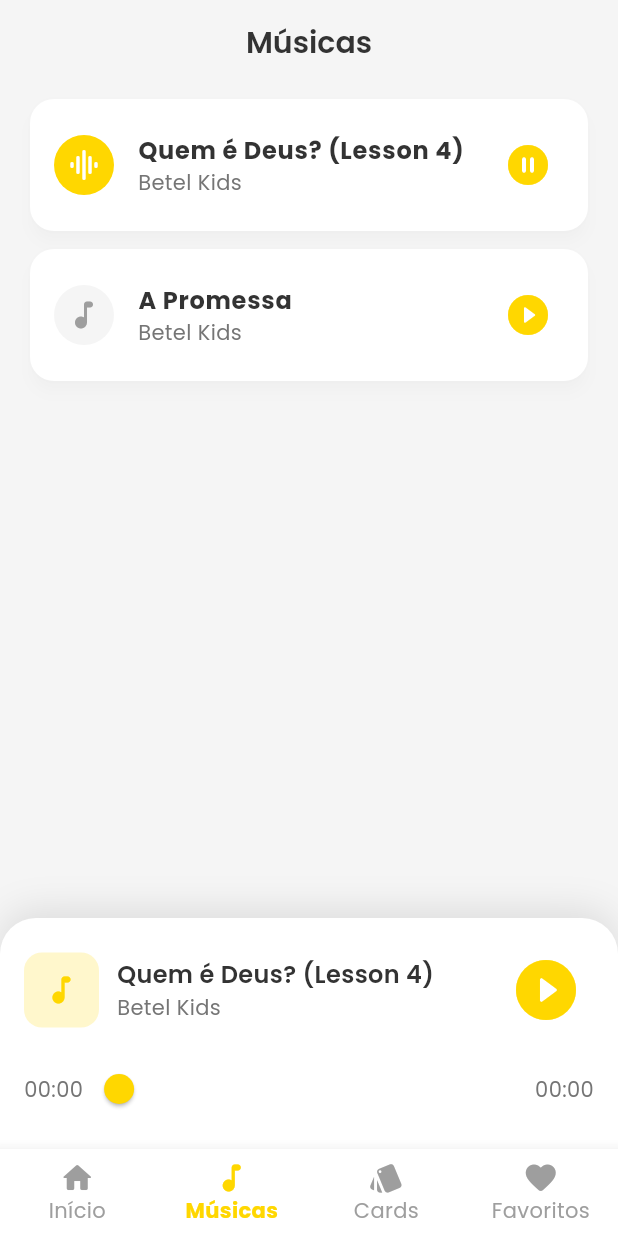
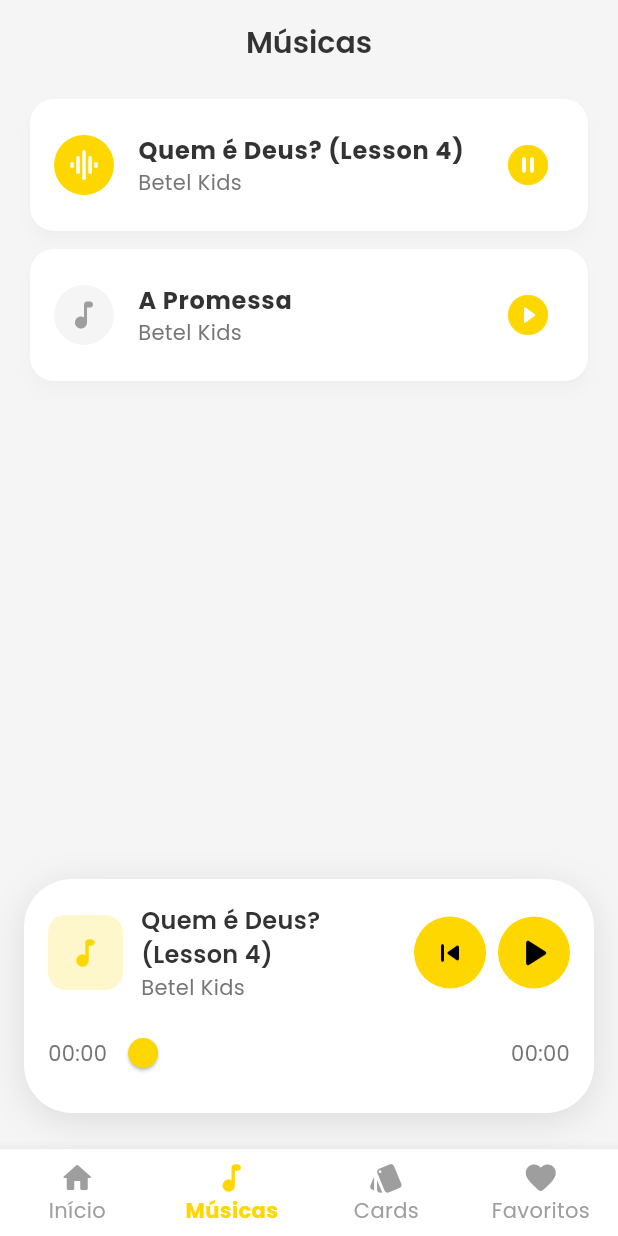
Before and after one commit to KajiyamaVK/BetelSAS, a Flutter app: the screen it shows after launch, item 2 of the bottom bar chosen, after a tap on the "play circle filled" icon, on a phone screen of 412 x 824 dp. Run offline on Flutter 3.47's test engine with Material 3 defaults, Android fonts, the phone set to English and light mode, and no system bars; our stand-ins replace audioplayers, file, flutter_card_swiper, flutter_riverpod, google_fonts, sqflite; accounts and stored records are empty.

Commit message:
feat: enhance audio player widget with restart button and floating style
- Add restart (skip previous) button to audio player
- Update player styling to be floating with rounded corners
- Change player control icons to black on yellow background
- Add widget tests for new functionality

```diff
--- a/lib/presentation/widgets/audio_player_widget.dart
+++ b/lib/presentation/widgets/audio_player_widget.dart
@@ -84,15 +84,16 @@ class _AudioPlayerWidgetState extends State<AudioPlayerWidget> {
   @override
   Widget build(BuildContext context) {
     return Container(
+      margin: const EdgeInsets.fromLTRB(16, 0, 16, 24),
       padding: const EdgeInsets.all(16),
       decoration: BoxDecoration(
         color: Colors.white,
-        borderRadius: const BorderRadius.vertical(top: Radius.circular(24)),
+        borderRadius: BorderRadius.circular(32),
         boxShadow: [
           BoxShadow(
             color: Colors.black.withOpacity(0.1),
             blurRadius: 20,
-            offset: const Offset(0, -5),
+            offset: const Offset(0, 5),
           )
         ],
       ),
@@ -122,7 +123,29 @@ class _AudioPlayerWidgetState extends State<AudioPlayerWidget> {
                     ],
                   ),
                 ),
-                IconButton(
+                Container(
+                  decoration: const BoxDecoration(
+                    color: AppTheme.primaryColor,
+                    shape: BoxShape.circle,
+                  ),
+                  child: IconButton(
+                    onPressed: () {
+                      _player.seek(Duration.zero);
+                    },
+                    icon: const Icon(
+                      Icons.skip_previous_rounded,
+                      size: 24,
+                      color: Colors.black,
+                    ),
+                  ),
+                ),
+                const SizedBox(width: 8),
+                Container(
+                  decoration: const BoxDecoration(
+                    color: AppTheme.primaryColor,
+                    shape: BoxShape.circle,
+                  ),
+                  child: IconButton(
                     onPressed: () {
                       if (_isPlaying) {
                         _player.pause();
@@ -131,9 +154,10 @@ class _AudioPlayerWidgetState extends State<AudioPlayerWidget> {
                       }
                     },
                     icon: Icon(
-                    _isPlaying ? Icons.pause_circle_filled_rounded : Icons.play_circle_fill_rounded,
-                    size: 48,
-                    color: AppTheme.primaryColor,
+                      _isPlaying ? Icons.pause_rounded : Icons.play_arrow_rounded,
+                      size: 32,
+                      color: Colors.black,
+                    ),
                   ),
                 ),
               ],
```
Also changed, not shown: pubspec.lock, 1 other file. Lines whose indentation alone changed are shown as unchanged.
